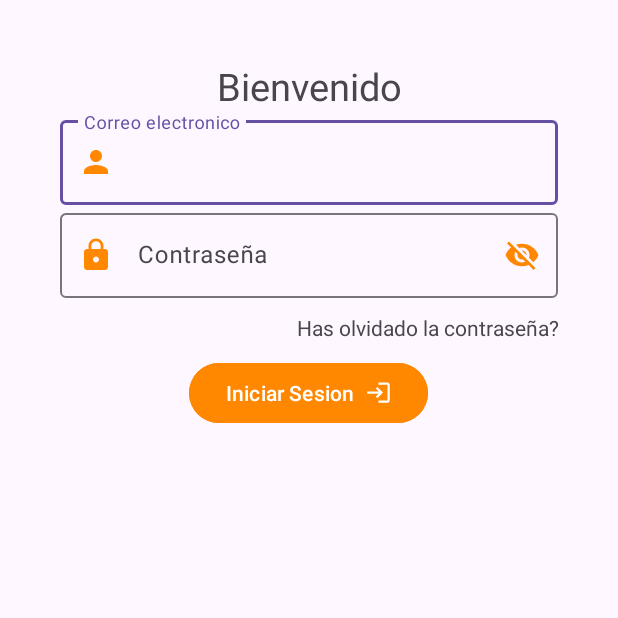
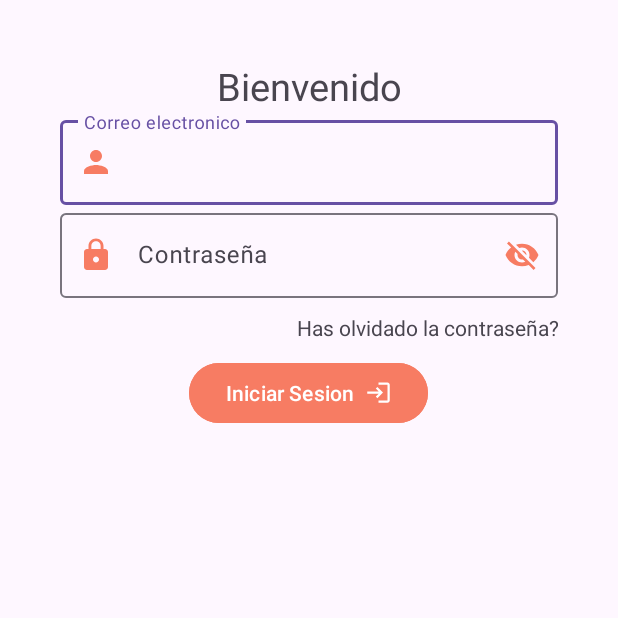
Before and after one commit to M0nroy/PETMATCH_Proyecto, an Android app: the Login screen opened directly, with no data from a screen before it, on a phone screen of 412 x 824 dp, the top half of it. Run offline under Robolectric (Android 15) with nearby library versions, the phone set to English and light mode, and no system bars.

Commit message:
se les cambio el color a algunos iconos

```diff
--- a/app/src/main/res/layout/activity_informacion.xml
+++ b/app/src/main/res/layout/activity_informacion.xml
@@ -71,6 +71,7 @@
         android:layout_height="wrap_content"
         android:layout_marginTop="75dp"
         android:onClick="infoMascota"
+        android:backgroundTint="#F77C63"
         app:icon="@drawable/next"
         app:iconGravity="textEnd"
         android:text="Siguiente"/>
--- a/app/src/main/res/layout/activity_informacion_mascota.xml
+++ b/app/src/main/res/layout/activity_informacion_mascota.xml
@@ -97,6 +97,7 @@
         android:layout_height="wrap_content"
         android:layout_marginTop="30dp"
         android:onClick="mejoresMomentos"
+        android:backgroundTint="#F77C63"
         android:text="Siguiente"
         app:iconGravity="textEnd"
         app:icon="@drawable/next"
--- a/app/src/main/res/layout/activity_inicio.xml
+++ b/app/src/main/res/layout/activity_inicio.xml
@@ -4,7 +4,7 @@
     xmlns:tools="http://schemas.android.com/tools"
     android:layout_width="match_parent"
     android:layout_height="match_parent"
-    android:background="?android:attr/colorMultiSelectHighlight"
+    android:background="#F77C63"
     android:orientation="vertical"
     android:padding="40dp"
     tools:context=".inicio">
--- a/app/src/main/res/layout/activity_login.xml
+++ b/app/src/main/res/layout/activity_login.xml
@@ -22,7 +22,7 @@
         app:boxBackgroundMode="outline"
         app:endIconMode="clear_text"
         app:startIconDrawable="@drawable/person"
-        app:startIconTint="#FF8800">
+        app:startIconTint="#f77c63">
 
         <com.google.android.material.textfield.TextInputEditText
             android:id="@+id/box"
@@ -38,9 +38,9 @@
         android:layout_height="wrap_content"
         app:boxBackgroundMode="outline"
         app:endIconMode="password_toggle"
-        app:endIconTint="#FF8800"
+        app:endIconTint="#f77c63"
         app:startIconDrawable="@drawable/lock"
-        app:startIconTint="#FF8800">
+        app:startIconTint="#f77c63">
 
         <com.google.android.material.textfield.TextInputEditText
             android:layout_width="match_parent"
@@ -62,7 +62,7 @@
         android:layout_height="wrap_content"
         android:layout_marginTop="10dp"
         android:layout_gravity="center"
-        android:backgroundTint="@android:color/holo_orange_dark"
+        android:backgroundTint="#F77C63"
         android:text="Iniciar Sesion"
         app:icon="@drawable/login"
         app:iconGravity="textEnd"
```
